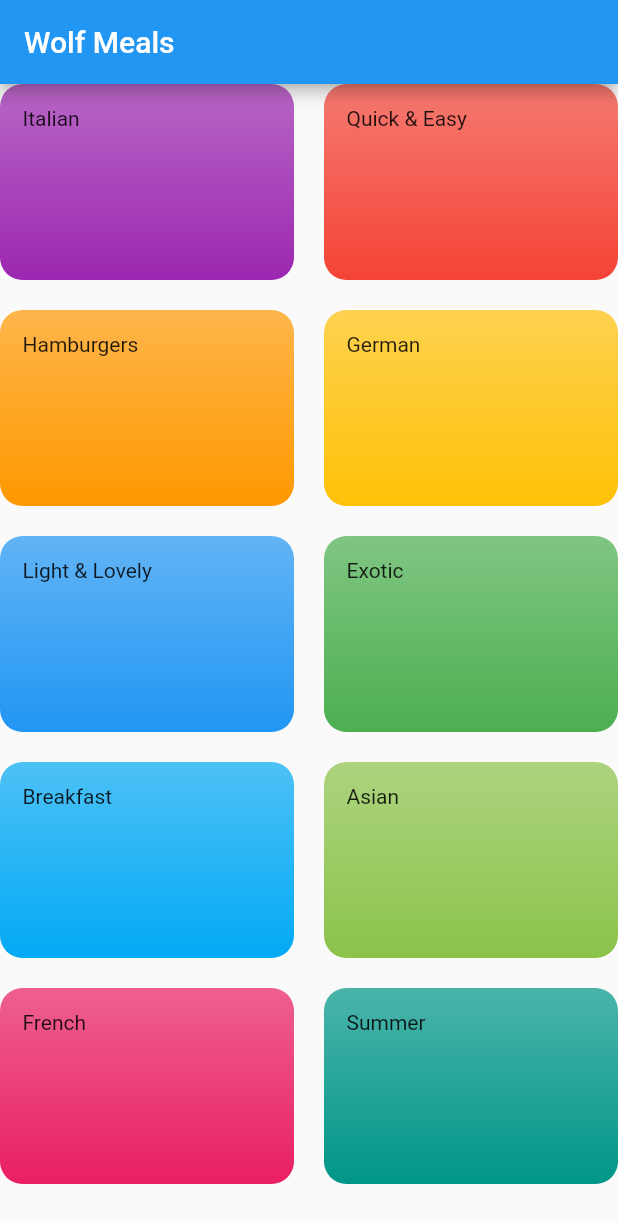
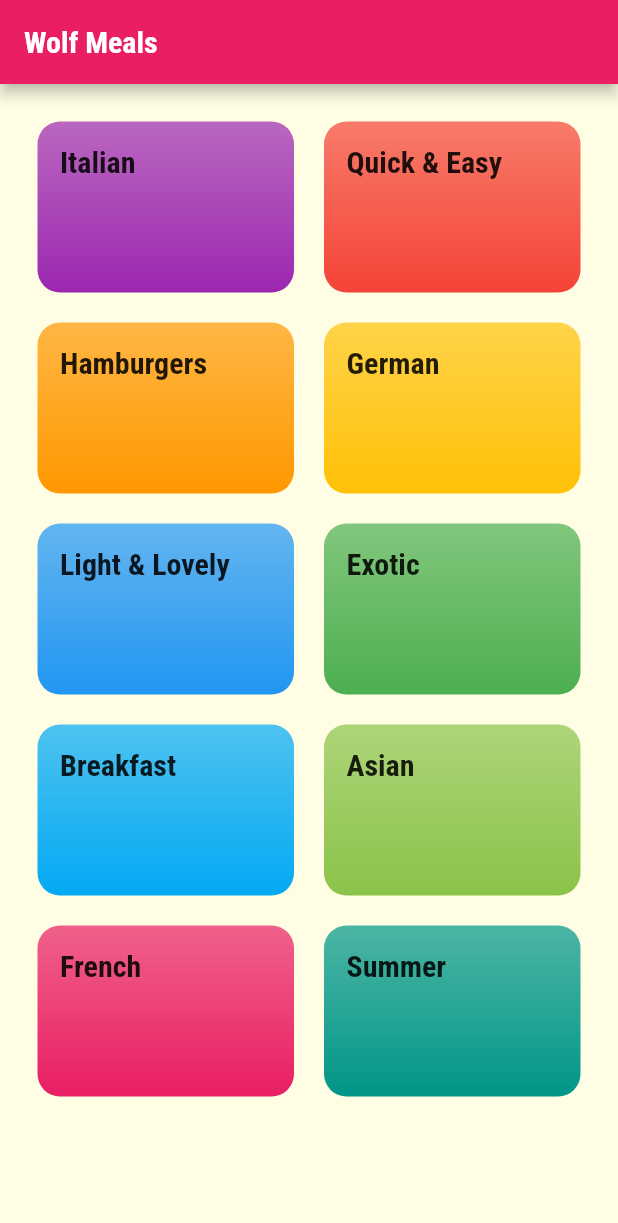
Before and after one commit to Harrytimbog/flutter_meals_app, a Flutter app: the screen it shows after launch, on a phone screen of 412 x 824 dp. Shown: the top 1223 px of the screen. Run offline on Flutter 3.47's test engine with Material 2 defaults, Android fonts, the phone set to English and light mode, and no system bars.

Commit message:
Styling & Theming

```diff
--- a/lib/categories_screen.dart
+++ b/lib/categories_screen.dart
@@ -10,6 +10,7 @@ class CategoriesScreen extends StatelessWidget {
     return Scaffold(
       appBar: AppBar(title: const Text('Wolf Meals')),
       body: GridView(
+        padding: const EdgeInsets.all(25),
         children: DUMMY_CATEGORIES
             .map((catData) => CategoryItem(catData.title, catData.color))
             .toList(),
--- a/lib/category_item.dart
+++ b/lib/category_item.dart
@@ -10,7 +10,10 @@ class CategoryItem extends StatelessWidget {
   Widget build(BuildContext context) {
     return Container(
       padding: const EdgeInsets.all(15),
-      child: Text(title),
+      child: Text(
+        title,
+        style: Theme.of(context).textTheme.headline6,
+      ),
       decoration: BoxDecoration(
           gradient: LinearGradient(
               colors: [color.withOpacity(0.7), color],
--- a/lib/main.dart
+++ b/lib/main.dart
@@ -9,8 +9,18 @@ class MyApp extends StatelessWidget {
     return MaterialApp(
       title: 'DeliMeals',
       theme: ThemeData(
-        primarySwatch: Colors.blue,
-      ),
+          colorScheme: ColorScheme.fromSwatch(primarySwatch: Colors.pink)
+              .copyWith(secondary: Colors.amber),
+          canvasColor: Color.fromRGBO(255, 254, 229, 1),
+          fontFamily: 'Raleway',
+          textTheme: ThemeData.light().textTheme.copyWith(
+                bodyText1: TextStyle(color: Color.fromRGBO(20, 51, 51, 1)),
+                bodyText2: TextStyle(color: Color.fromRGBO(20, 51, 51, 1)),
+                headline6: TextStyle(
+                    fontFamily: 'RobotoCondensed',
+                    fontSize: 20,
+                    fontWeight: FontWeight.bold),
+              )),
       home: CategoriesScreen(),
     );
   }
```
Also changed, not shown: pubspec.yaml (+18 -9 lines), assets/fonts/Raleway-Black.ttf (added), assets/fonts/Raleway-Bold.ttf (added), assets/fonts/Raleway-Regular.ttf (added), assets/fonts/RobotoCondensed-Bold.ttf (added), assets/fonts/RobotoCondensed-Italic.ttf (added), assets/fonts/RobotoCondensed-Light.ttf (added), assets/fonts/RobotoCondensed-Regular.ttf (added).
